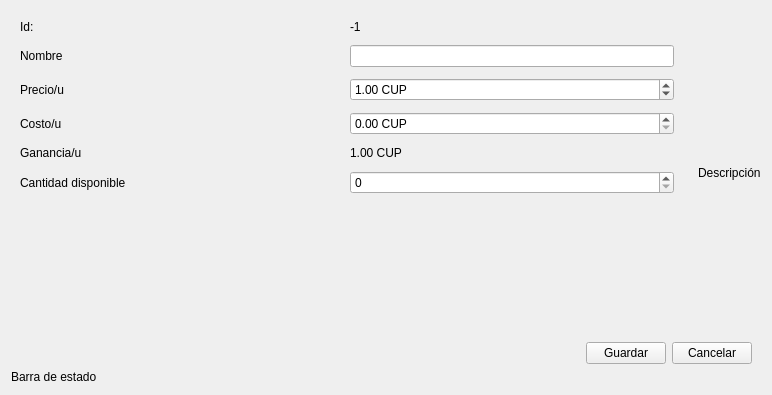
Qt form view/ui/product_form.ui (R0land013/blue-pos) before a commit.
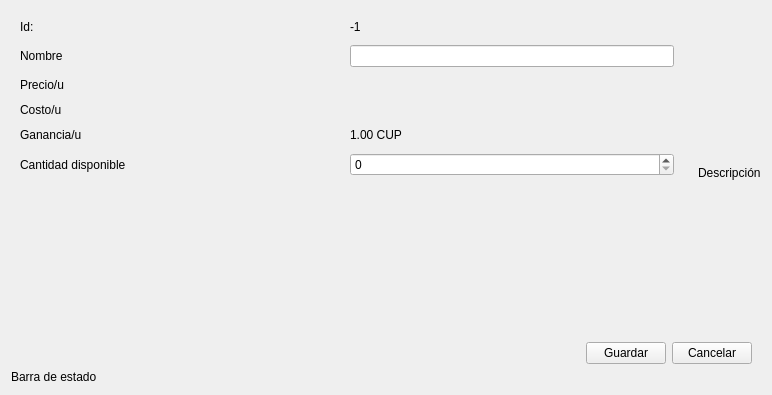
The same form after that commit.

The edit to the form file:
```diff
--- a/view/ui/product_form.ui
+++ b/view/ui/product_form.ui
@@ -118,22 +118,6 @@
               </property>
              </widget>
             </item>
-            <item row="2" column="1">
-             <widget class="QDoubleSpinBox" name="price_spin_box">
-              <property name="suffix">
-               <string> CUP</string>
-              </property>
-              <property name="minimum">
-               <double>0.010000000000000</double>
-              </property>
-              <property name="maximum">
-               <double>1000000.000000000000000</double>
-              </property>
-              <property name="value">
-               <double>1.000000000000000</double>
-              </property>
-             </widget>
-            </item>
             <item row="5" column="0">
              <widget class="QLabel" name="label_9">
               <property name="text">
@@ -161,16 +145,6 @@
               </property>
              </widget>
             </item>
-            <item row="3" column="1">
-             <widget class="QDoubleSpinBox" name="cost_spin_box">
-              <property name="suffix">
-               <string> CUP</string>
-              </property>
-              <property name="maximum">
-               <double>1000000000000000000.000000000000000</double>
-              </property>
-             </widget>
-            </item>
             <item row="3" column="0">
              <widget class="QLabel" name="label_2">
               <property name="text">
```
Left out of the diff: 3 changed lines with no effect on the pictures.
